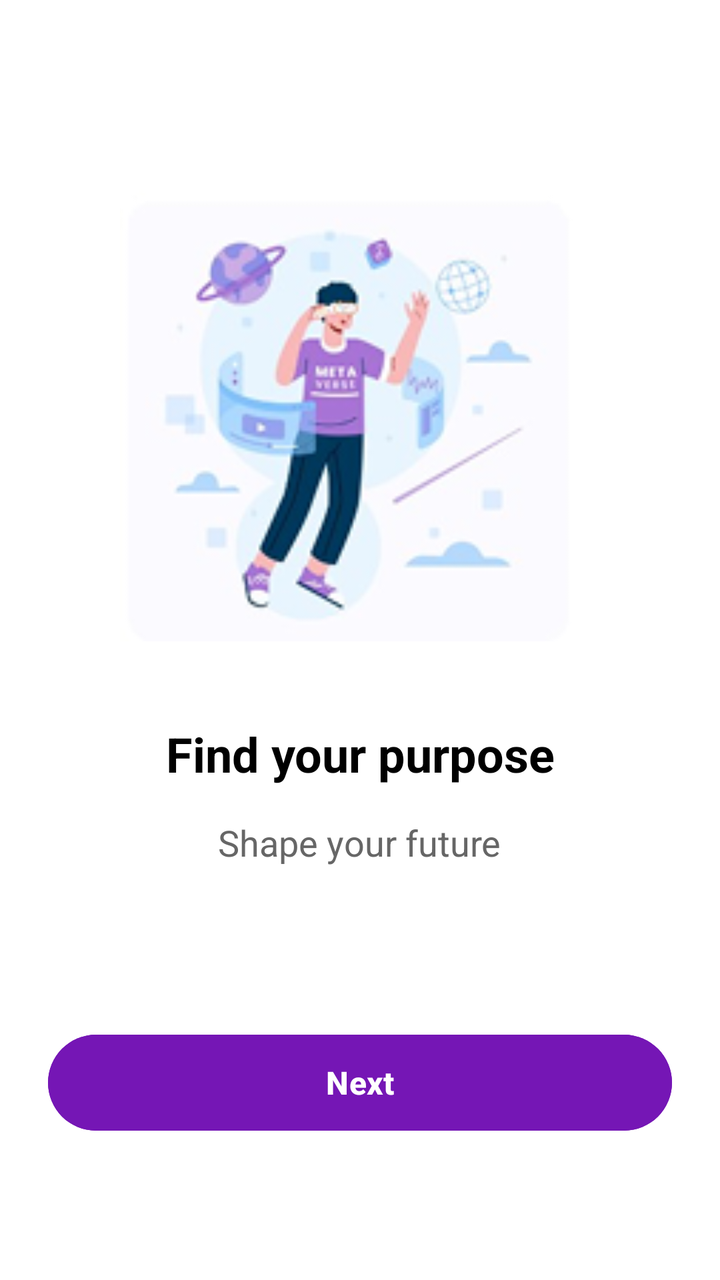
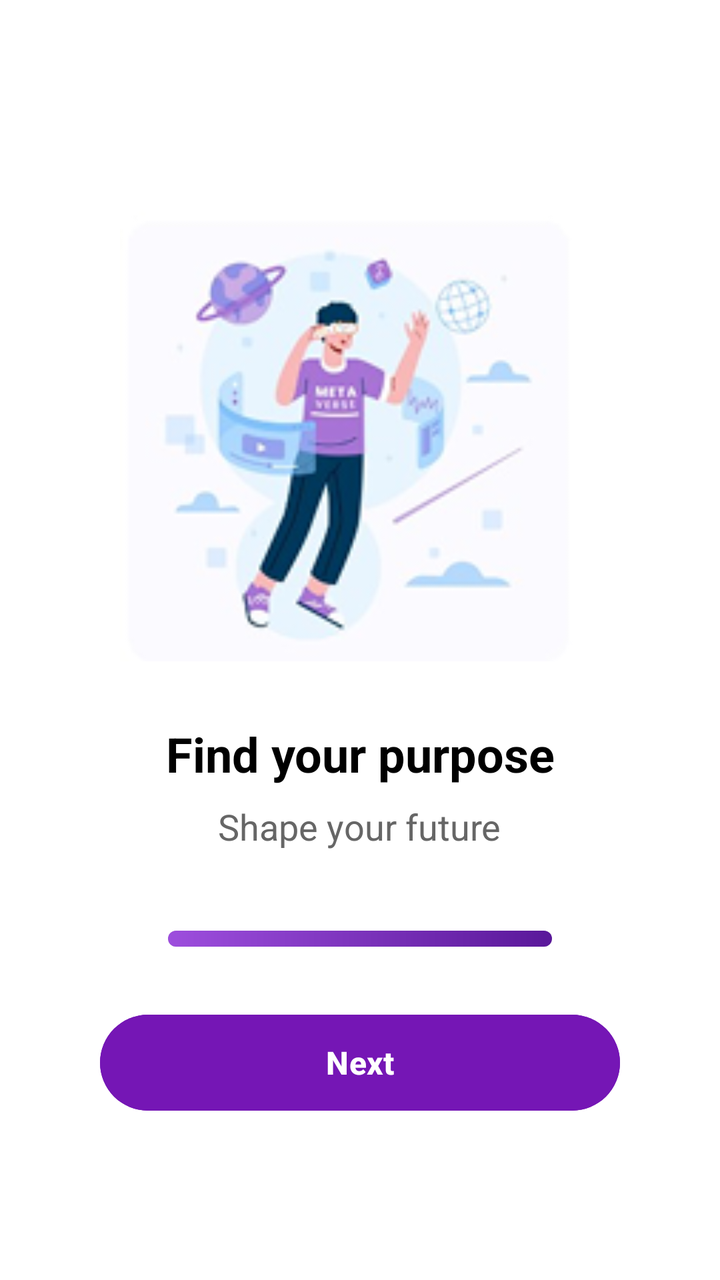

Before-and-after screenshots of an Android layout around one commit, followed by the original layout XML and the change that was made.
<!-- AndroidManifest.xml: application theme Theme.Mind2Career -->
<!-- res/layout/activity_onboarding3.xml -->
<?xml version="1.0" encoding="utf-8"?>
<LinearLayout xmlns:android="http://schemas.android.com/apk/res/android"
    android:layout_width="match_parent"
    android:layout_height="match_parent"
    android:orientation="vertical"
    android:background="@color/secondarytext"
    android:gravity="center"
    android:padding="24dp">

    
    <ImageView
        android:id="@+id/ivIllustration"
        android:layout_width="250dp"
        android:layout_height="250dp"
        android:src="@drawable/ill3"
        android:layout_marginBottom="40dp"
        android:contentDescription="@string/illustration_description" />

    
    <TextView
        android:id="@+id/tvTitle"
        android:layout_width="wrap_content"
        android:layout_height="wrap_content"
        android:text="@string/find_your_purpose"
        android:textSize="24sp"
        android:textStyle="bold"
        android:textColor="@color/primary"
        android:layout_marginBottom="16dp"
        android:gravity="center" />

    
    <TextView
        android:id="@+id/tvSubtitle"
        android:layout_width="wrap_content"
        android:layout_height="wrap_content"
        android:text="@string/shape_your_future"
        android:textSize="18sp"
        android:textColor="@color/text"
        android:layout_marginBottom="60dp"
        android:gravity="center" />

    
    <Button
        android:id="@+id/btnNext"
        android:layout_width="match_parent"
        android:layout_height="56dp"
        android:text="@string/next"
        android:textSize="16sp"
        android:textStyle="bold"
        android:backgroundTint="@color/button"
        android:textColor="@color/secondarytext"
        android:layout_marginTop="20dp" />

</LinearLayout>
<!-- resources referenced by this layout -->
<resources>
  <color name="button">#7516B5</color>
  <color name="primary">#FF000000</color>
  <color name="secondarytext">#FFFFFFFF</color>
  <color name="text">#FF666666</color>
  <!-- drawable ill3: png bitmap (drawable, 30580 bytes) -->
  <string name="find_your_purpose">Find your purpose</string>
  <string name="illustration_description">Purpose and future illustration</string>
  <string name="next">Next</string>
  <string name="shape_your_future">Shape your future</string>
  <style name="Theme.Mind2Career" parent="Base.Theme.Mind2Career" />
  <style name="Base.Theme.Mind2Career" parent="Theme.Material3.DayNight.NoActionBar">
          
          
      </style>
</resources>

<!-- the commit's change to res/layout/activity_onboarding3.xml (unified diff, before → after) -->
@@ -1,22 +1,19 @@
-<?xml version="1.0" encoding="utf-8"?>
 <LinearLayout xmlns:android="http://schemas.android.com/apk/res/android"
     android:layout_width="match_parent"
     android:layout_height="match_parent"
     android:orientation="vertical"
     android:background="@color/secondarytext"
     android:gravity="center"
+    android:id="@+id/main"
     android:padding="24dp">
 
-    
     <ImageView
-        android:id="@+id/ivIllustration"
+        android:id="@+id/ivillustration"
         android:layout_width="250dp"
         android:layout_height="250dp"
         android:src="@drawable/ill3"
-        android:layout_marginBottom="40dp"
-        android:contentDescription="@string/illustration_description" />
+        android:layout_marginBottom="30dp"/>
 
-    
     <TextView
         android:id="@+id/tvTitle"
         android:layout_width="wrap_content"
@@ -25,10 +22,9 @@
         android:textSize="24sp"
         android:textStyle="bold"
         android:textColor="@color/primary"
-        android:layout_marginBottom="16dp"
-        android:gravity="center" />
+        android:layout_marginBottom="8dp"
+        android:gravity="center"/>
 
-    
     <TextView
         android:id="@+id/tvSubtitle"
         android:layout_width="wrap_content"
@@ -36,19 +32,29 @@
         android:text="@string/shape_your_future"
         android:textSize="18sp"
         android:textColor="@color/text"
-        android:layout_marginBottom="60dp"
-        android:gravity="center" />
+        android:layout_marginBottom="40dp"
+        android:gravity="center"/>
 
-    
+    <ProgressBar
+        android:id="@+id/fbar"
+        android:layout_width="match_parent"
+        android:layout_height="8dp"
+        android:max="100"
+        android:progress="100"
+        android:layout_marginStart="60dp"
+        android:layout_marginEnd="60dp"
+        android:layout_marginBottom="30dp"
+        style="?android:attr/progressBarStyleHorizontal"
+        android:progressDrawable="@drawable/progress"/>
+
     <Button
         android:id="@+id/btnNext"
-        android:layout_width="match_parent"
+        android:layout_width="260dp"
         android:layout_height="56dp"
         android:text="@string/next"
         android:textSize="16sp"
         android:textStyle="bold"
         android:backgroundTint="@color/button"
-        android:textColor="@color/secondarytext"
-        android:layout_marginTop="20dp" />
+        android:textColor="@color/secondarytext"/>
 
 </LinearLayout>
<!-- resource entries referenced after the edit -->
@@ -1,12 +1,37 @@
 <!-- resources referenced by this layout -->
 <resources>
   <color name="button">#7516B5</color>
-  <color name="primary">#FF000000</color>
-  <color name="secondarytext">#FFFFFFFF</color>
+  <color name="primary">#000000</color>
+  <color name="secondarytext">#FFFFFF</color>
   <color name="text">#FF666666</color>
   <!-- drawable ill3: png bitmap (drawable, 30580 bytes) -->
+  <!-- drawable progress (drawable) -->
+  <?xml version="1.0" encoding="utf-8"?>
+  <layer-list xmlns:android="http://schemas.android.com/apk/res/android">
+  
+      
+      <item android:id="@android:id/background">
+          <shape>
+              <solid android:color="#E0E0E0"/>
+              <corners android:radius="10dp"/>
+          </shape>
+      </item>
+  
+      
+      <item android:id="@android:id/progress">
+          <clip>
+              <shape>
+                  <gradient
+                      android:startColor="#9D4EDD"
+                      android:endColor="#5A189A"
+                      android:angle="0"/>
+                  <corners android:radius="10dp"/>
+              </shape>
+          </clip>
+      </item>
+  
+  </layer-list>
   <string name="find_your_purpose">Find your purpose</string>
-  <string name="illustration_description">Purpose and future illustration</string>
   <string name="next">Next</string>
   <string name="shape_your_future">Shape your future</string>
   <style name="Theme.Mind2Career" parent="Base.Theme.Mind2Career" />
